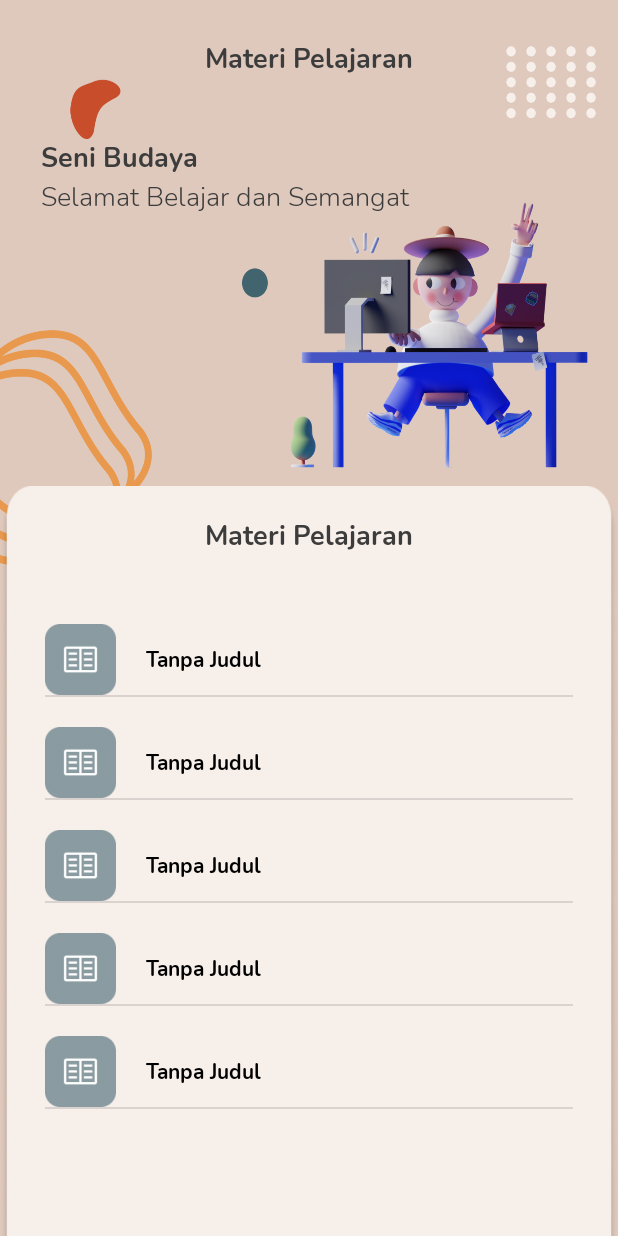
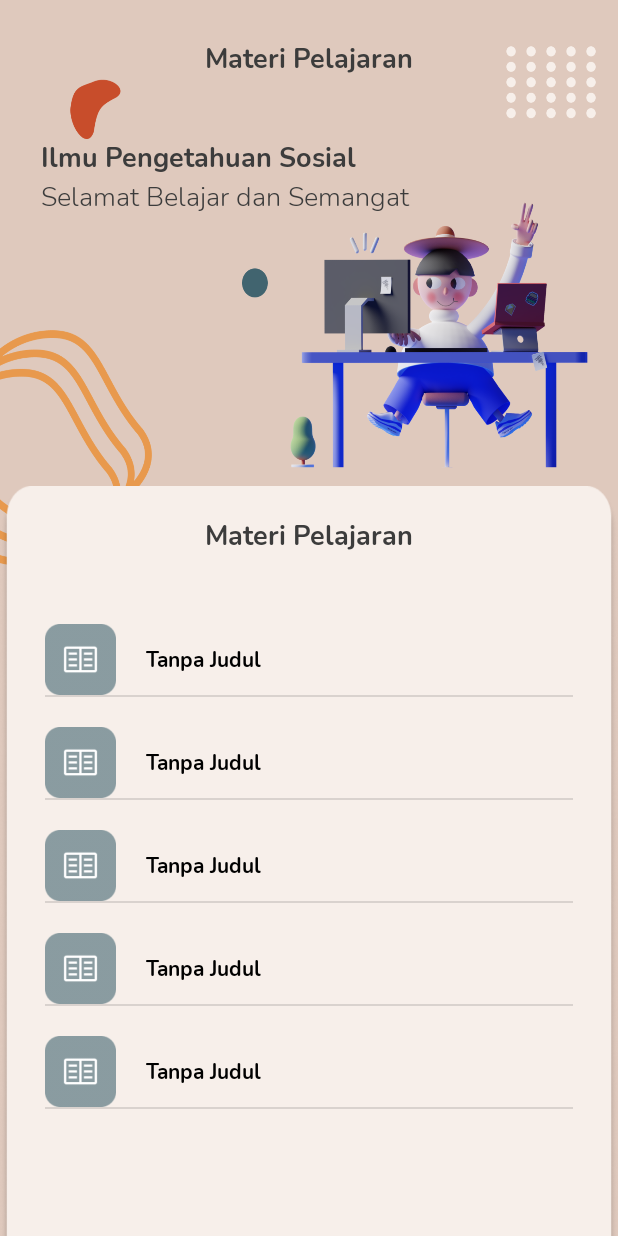
Before and after one commit to farisqlail/Zuperior, an Android app: the screen it shows after launch (artikel_kategori_seni before the commit, artikel_kategori_ips after it), on a phone screen of 412 x 824 dp. Run offline under Robolectric (Android 15) with nearby library versions, the phone set to English and light mode, and no system bars.

Commit message:
artikel kategori ips (done)

```diff
--- a/app/src/main/AndroidManifest.xml
+++ b/app/src/main/AndroidManifest.xml
@@ -13,10 +13,10 @@
         android:supportsRtl="true"
         android:theme="@style/Theme.SICAPIN">
         <activity
-            android:name=".MainActivity"
+            android:name=".Activity.artikel_kategori_seni"
             android:exported="true" />
         <activity
-            android:name=".Activity.artikel_kategori_ips"
+            android:name=".MainActivity"
             android:exported="true" />
         <activity
             android:name=".Activity.kat_artikel_mtk"
@@ -60,7 +60,7 @@
             android:name=".LoginRegister.LoginActivity"
             android:exported="true" />
         <activity
-            android:name=".Activity.artikel_kategori_seni"
+            android:name=".Activity.artikel_kategori_ips"
             android:exported="true">
             <intent-filter>
                 <action android:name="android.intent.action.MAIN" />
--- a/app/src/main/java/com/example/sicapin/Activity/artikel_kategori_ips.java
+++ b/app/src/main/java/com/example/sicapin/Activity/artikel_kategori_ips.java
@@ -3,14 +3,24 @@ package com.example.sicapin.Activity;
 import androidx.appcompat.app.AppCompatActivity;
 
 import android.os.Bundle;
+import android.widget.ListView;
 
 import com.example.sicapin.R;
+import com.example.sicapin.itemObjectClass.item_artikel_kat;
 
 public class artikel_kategori_ips extends AppCompatActivity {
+
+    ListView lv_kat_artikel;
+    String[]  tv_lv     = {"Tanpa Judul", "Tanpa Judul", "Tanpa Judul", "Tanpa Judul", "Tanpa Judul", "Tanpa Judul", "Tanpa Judul", "Tanpa Judul"};
+    Integer[] ic_lv     = {R.drawable.kataroff, R.drawable.kataroff, R.drawable.kataroff, R.drawable.kataroff, R.drawable.kataroff, R.drawable.kataroff, R.drawable.kataroff, R.drawable.kataroff};
 
     @Override
     protected void onCreate(Bundle savedInstanceState) {
         super.onCreate(savedInstanceState);
         setContentView(R.layout.activity_artikel_kategori_ips);
+        item_artikel_kat adapter = new item_artikel_kat(artikel_kategori_ips.this, tv_lv, ic_lv);
+        lv_kat_artikel = findViewById(R.id.lv_artikel);
+
+        lv_kat_artikel.setAdapter(adapter);
     }
 }
--- /dev/null
+++ b/app/src/main/java/com/example/sicapin/itemObjectClass/item_artikel_kat_ips.java
@@ -0,0 +1,41 @@
+package com.example.sicapin.itemObjectClass;
+
+import android.app.Activity;
+import android.content.Context;
+import android.view.LayoutInflater;
+import android.view.View;
+import android.view.ViewGroup;
+import android.widget.ArrayAdapter;
+import android.widget.ImageView;
+import android.widget.TextView;
+
+import androidx.annotation.NonNull;
+
+import com.example.sicapin.R;
+
+public class item_artikel_kat_ips extends ArrayAdapter {
+
+    private Activity context;
+    private String[]  tv_lv ;
+    private Integer[] ic_lv ;
+    public item_artikel_kat_ips(@NonNull Activity context, String[] tv_lv, Integer[] ic_lv) {
+        super(context, R.layout.lv_item_kat_artikel, tv_lv);
+
+        this.context = context;
+        this.ic_lv = ic_lv;
+        this.tv_lv = tv_lv;
+    }
+
+    public View getView(int position, View view, ViewGroup parrent) {
+
+        LayoutInflater inflater = context.getLayoutInflater();
+        View rowView = inflater.inflate(R.layout.lv_item_kat_artikel, null, true);
+        TextView textView = rowView.findViewById(R.id.lvtv);
+        ImageView imageView = rowView.findViewById(R.id.lv_icon);
+
+        textView.setText(tv_lv[position]);
+        imageView.setImageResource(ic_lv[position]);
+
+        return rowView;
+    }
+}
--- a/app/src/main/res/layout/activity_artikel_kategori_ips.xml
+++ b/app/src/main/res/layout/activity_artikel_kategori_ips.xml
@@ -1,10 +1,99 @@
 <?xml version="1.0" encoding="utf-8"?>
-<androidx.constraintlayout.widget.ConstraintLayout
+<RelativeLayout
     xmlns:android="http://schemas.android.com/apk/res/android"
     xmlns:app="http://schemas.android.com/apk/res-auto"
     xmlns:tools="http://schemas.android.com/tools"
     android:layout_width="match_parent"
     android:layout_height="match_parent"
-    tools:context=".Activity.artikel_kategori_ips">
+    android:background="@drawable/katbg"
+    android:layout_gravity="center"
+    tools:context=".Activity.artikel_kategori">
 
-</androidx.constraintlayout.widget.ConstraintLayout>
+    <!--  Container  -->
+
+    <LinearLayout
+        android:layout_width="match_parent"
+        android:layout_height="match_parent"
+        android:orientation="vertical">
+
+        <TextView
+            android:layout_width="match_parent"
+            android:layout_height="wrap_content"
+            android:layout_marginTop="26dp"
+            android:fontFamily="@font/nunitbold"
+            android:gravity="center"
+            android:text="Materi Pelajaran"
+            android:textColor="@color/primary"
+            android:textSize="18dp"
+            android:textStyle="bold" />
+
+        <TextView
+            android:layout_width="match_parent"
+            android:layout_height="wrap_content"
+            android:layout_marginLeft="27dp"
+            android:layout_marginTop="40dp"
+            android:fontFamily="@font/nunitbold"
+            android:text="Ilmu Pengetahuan Sosial"
+            android:textColor="@color/primary"
+            android:textSize="18dp"
+            android:textStyle="bold" />
+
+        <TextView
+            android:layout_width="match_parent"
+            android:layout_height="wrap_content"
+            android:layout_marginLeft="27dp"
+            android:fontFamily="@font/nunitolight"
+            android:text="Selamat Belajar dan Semangat"
+            android:textColor="@color/primary"
+            android:textSize="18dp" />
+
+        <!--   class Content     -->
+
+        <LinearLayout
+            android:layout_width="match_parent"
+            android:layout_height="560dp"
+            android:layout_gravity="center"
+            android:layout_marginTop="180dp"
+            android:background="@drawable/card_kat_artikel"
+            android:orientation="vertical">
+
+            <TextView
+                android:layout_width="match_parent"
+                android:layout_height="wrap_content"
+                android:layout_marginTop="20dp"
+                android:fontFamily="@font/nunitbold"
+                android:gravity="center"
+                android:text="Materi Pelajaran"
+                android:textColor="@color/primary"
+                android:textSize="18dp"
+                android:textStyle="bold" />
+
+            <!--    List Artikel        -->
+            <RelativeLayout
+                android:layout_width="match_parent"
+                android:layout_height="360dp"
+                android:layout_marginTop="26dp"
+                android:orientation="vertical">
+
+                <!--        List View        -->
+                <ListView
+                    android:id="@+id/lv_artikel"
+                    android:layout_width="match_parent"
+                    android:layout_height="match_parent"
+                    android:layout_marginLeft="30dp"
+                    android:layout_marginRight="30dp" />
+                <!--        EndList View        -->
+
+            </RelativeLayout>
+            <!--    EndList Artikel        -->
+
+        </LinearLayout>
+
+        <!--   End Class Content     -->
+
+
+    </LinearLayout>
+
+    <!--  EndContainer  -->
+
+</RelativeLayout>
```
